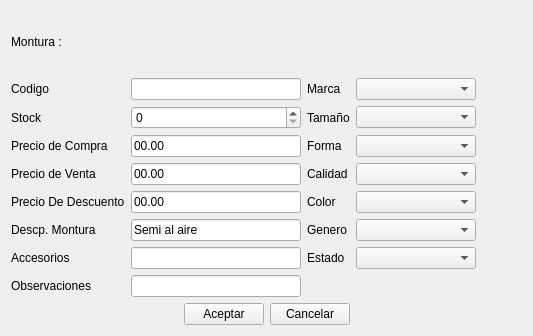
The window that producto/ui_agregarmontura.ui (rodety/Jireh) describes before a commit, drawn with Qt 5.
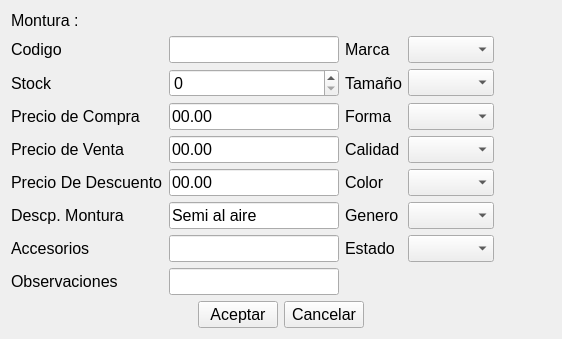
The same window after the commit. Icons and pictures are not drawn. Custom widgets are drawn as their Qt base class.

What changed in the file:
```diff
--- a/producto/ui_agregarmontura.ui
+++ b/producto/ui_agregarmontura.ui
@@ -10,6 +10,11 @@
     <height>336</height>
    </rect>
   </property>
+  <property name="font">
+   <font>
+    <pointsize>12</pointsize>
+   </font>
+  </property>
   <property name="windowTitle">
    <string>Form</string>
   </property>
```
Left out of the diff: 14 changed lines with no effect on the pictures.
